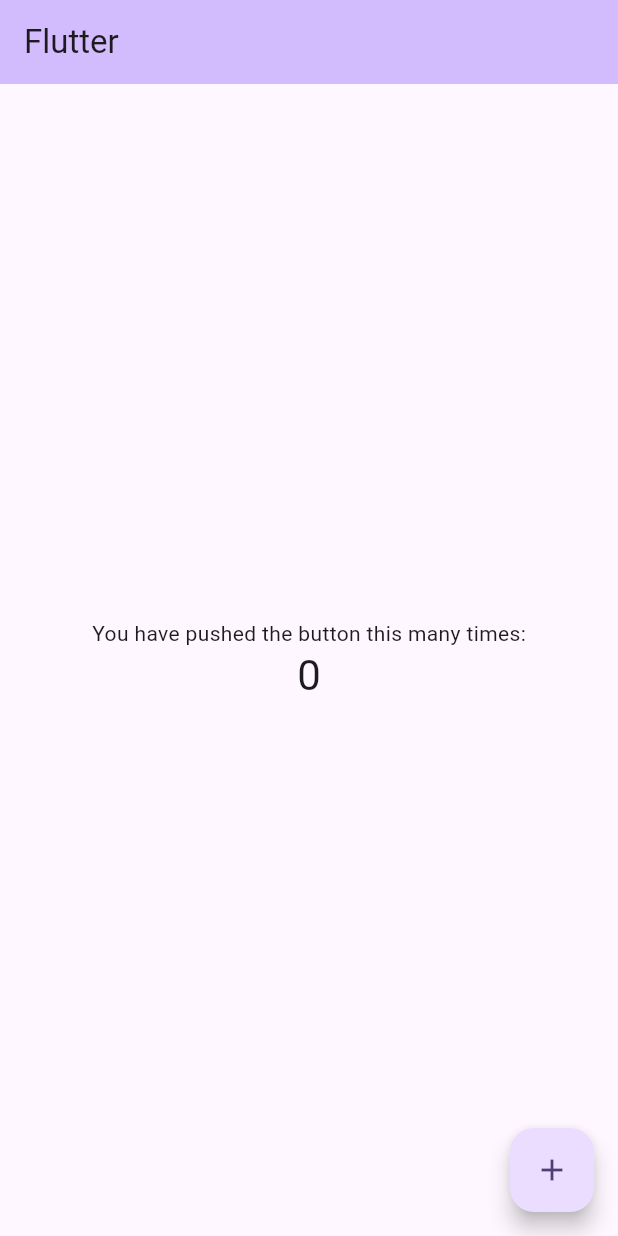
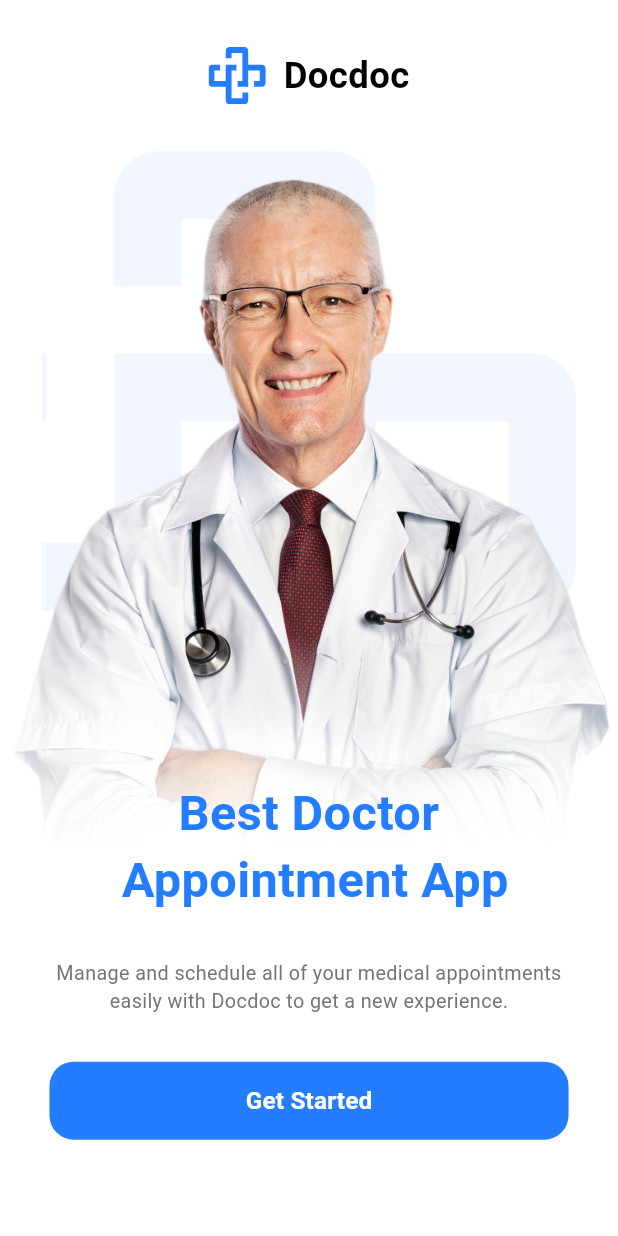
Before and after one commit to Sarahelkholy/flutter_dr, a Flutter app: the screen it shows after launch, on a phone screen of 412 x 824 dp. Run offline on Flutter 3.47's test engine with Material 3 defaults, Android fonts, the phone set to English and light mode, and no system bars; our stand-ins replace flutter_screenutil, flutter_svg.

Commit message:
-added images & svgs folders for assets - added flutter_svg & added fluter_screenutil - made a file for doc app client - added navigation extention - added routing foulder that contains router class and routes file - added colors & text styles - added empty login screen - added onboarding screen

```diff
--- /dev/null
+++ b/lib/core/helpers/extentions.dart
@@ -0,0 +1,23 @@
+import 'package:flutter/widgets.dart';
+
+extension Navigation on BuildContext {
+  Future<dynamic> pushNamed(String routeName, {Object? arguments}) {
+    return Navigator.of(this).pushNamed(routeName, arguments: arguments);
+  }
+
+  Future<dynamic> pushReplacementNamed(String routeName, {Object? arguments}) {
+    return Navigator.of(this)
+        .pushReplacementNamed(routeName, arguments: arguments);
+  }
+
+  Future<dynamic> pushNamedAndRemoveUntil(String routeName,
+      {Object? arguments, required RoutePredicate predicate}) {
+    return Navigator.of(this).pushNamedAndRemoveUntil(
+      routeName,
+      predicate,
+      arguments: arguments,
+    );
+  }
+
+  void pop() => Navigator.of(this).pop();
+}
--- /dev/null
+++ b/lib/core/routing/app_router.dart
@@ -0,0 +1,27 @@
+import 'package:dr/core/routing/routes.dart';
+import 'package:dr/features/login/ui/login_screen.dart';
+import 'package:dr/features/onboarding/onboarding_screen.dart';
+import 'package:flutter/material.dart';
+
+class AppRouter {
+  Route generateRoute(RouteSettings settings) {
+    final arguments = settings.arguments;
+    switch (settings.name) {
+      case Routes.onBoardingScreen:
+        return MaterialPageRoute(
+          builder: (_) => const OnboardingScreen(),
+        );
+      case Routes.loginScreen:
+        return MaterialPageRoute(
+          builder: (_) => const LoginScreen(),
+        );
+      default:
+        return MaterialPageRoute(
+            builder: (_) => Scaffold(
+                  body: Center(
+                    child: Text('No route defined for ${settings.name}'),
+                  ),
+                ));
+    }
+  }
+}
--- /dev/null
+++ b/lib/core/routing/routes.dart
@@ -0,0 +1,4 @@
+class Routes {
+  static const String onBoardingScreen = '/onBoardingScreen';
+  static const String loginScreen = '/loginScreen';
+}
--- /dev/null
+++ b/lib/core/theming/colors.dart
@@ -0,0 +1,6 @@
+import 'package:flutter/material.dart';
+
+class ColorsManager {
+  static const Color mainBlue = Color(0xFF247CFF);
+  static const Color grey = Color(0xFF757575);
+}
--- /dev/null
+++ b/lib/core/theming/styles.dart
@@ -0,0 +1,29 @@
+import 'package:dr/core/theming/colors.dart';
+import 'package:flutter/material.dart';
+import 'package:flutter_screenutil/flutter_screenutil.dart';
+
+class Textstyles {
+  static TextStyle font24Black700weight = TextStyle(
+    fontSize: 24.sp,
+    fontWeight: FontWeight.w700,
+    color: Colors.black,
+  );
+
+  static TextStyle font32Blue700weight = TextStyle(
+    fontSize: 32.sp,
+    fontWeight: FontWeight.w700,
+    color: ColorsManager.mainBlue,
+  );
+
+  static TextStyle font13Grey400weight = TextStyle(
+    fontSize: 13.sp,
+    fontWeight: FontWeight.w400,
+    color: ColorsManager.grey,
+  );
+
+  static TextStyle font16White600weight = TextStyle(
+    fontSize: 16.sp,
+    fontWeight: FontWeight.w600,
+    color: Colors.white,
+  );
+}
--- /dev/null
+++ b/lib/doc_app.dart
@@ -0,0 +1,27 @@
+import 'package:dr/core/routing/app_router.dart';
+import 'package:dr/core/routing/routes.dart';
+import 'package:dr/core/theming/colors.dart';
+import 'package:flutter/material.dart';
+import 'package:flutter_screenutil/flutter_screenutil.dart';
+
+class DocApp extends StatelessWidget {
+  final AppRouter appRouter;
+  const DocApp({super.key, t, required this.appRouter});
+
+  @override
+  Widget build(BuildContext context) {
+    return ScreenUtilInit(
+      designSize: const Size(375, 812),
+      minTextAdapt: true,
+      child: MaterialApp(
+        title: 'Doc App',
+        theme: ThemeData(
+            scaffoldBackgroundColor: Colors.white,
+            primaryColor: ColorsManager.mainBlue),
+        debugShowCheckedModeBanner: false,
+        initialRoute: Routes.onBoardingScreen,
+        onGenerateRoute: appRouter.generateRoute,
+      ),
+    );
+  }
+}
--- /dev/null
+++ b/lib/features/login/ui/login_screen.dart
@@ -0,0 +1,16 @@
+import 'package:flutter/material.dart';
+
+class LoginScreen extends StatelessWidget {
+  const LoginScreen({super.key});
+
+  @override
+  Widget build(BuildContext context) {
+    return Scaffold(
+      body: Center(
+        child: Text(
+          'Welcome to the login Screen',
+        ),
+      ),
+    );
+  }
+}
--- /dev/null
+++ b/lib/features/onboarding/onboarding_screen.dart
@@ -0,0 +1,43 @@
+import 'package:dr/core/theming/styles.dart';
+import 'package:dr/features/onboarding/widgets/doc_image_and_text.dart';
+import 'package:dr/features/onboarding/widgets/doc_logo_and_name.dart';
+import 'package:dr/features/onboarding/widgets/get_started_button.dart';
+import 'package:flutter/material.dart';
+import 'package:flutter_screenutil/flutter_screenutil.dart';
+
+class OnboardingScreen extends StatelessWidget {
+  const OnboardingScreen({super.key});
+
+  @override
+  Widget build(BuildContext context) {
+    return Scaffold(
+      body: SafeArea(
+          child: SingleChildScrollView(
+        child: Padding(
+          padding: EdgeInsets.only(top: 30.h, bottom: 30.h),
+          child: Column(
+            children: [
+              const DocLogoAndName(),
+              SizedBox(height: 30.h),
+              const DocImageAndText(),
+              Padding(
+                padding: EdgeInsets.symmetric(horizontal: 30.w),
+                child: Column(
+                  children: [
+                    Text(
+                      'Manage and schedule all of your medical appointments easily with Docdoc to get a new experience.',
+                      style: Textstyles.font13Grey400weight,
+                      textAlign: TextAlign.center,
+                    ),
+                    SizedBox(height: 30.h),
+                    const GetStartedButton()
+                  ],
+                ),
+              )
+            ],
+          ),
+        ),
+      )),
+    );
+  }
+}
--- /dev/null
+++ b/lib/features/onboarding/widgets/doc_image_and_text.dart
@@ -0,0 +1,41 @@
+import 'package:dr/core/theming/styles.dart';
+import 'package:flutter/material.dart';
+import 'package:flutter_svg/flutter_svg.dart';
+
+class DocImageAndText extends StatelessWidget {
+  const DocImageAndText({super.key});
+
+  @override
+  Widget build(BuildContext context) {
+    return Stack(
+      children: [
+        Center(
+            child: SvgPicture.asset('assets/svg/docdoc_logo_low_opacity.svg')),
+        Container(
+          foregroundDecoration: BoxDecoration(
+            gradient: LinearGradient(
+              begin: Alignment.bottomCenter,
+              end: Alignment.topCenter,
+              stops: const [0.14, 0.4],
+              colors: [
+                Colors.white,
+                Colors.white.withOpacity(0.0),
+              ],
+            ),
+          ),
+          child: Image.asset('assets/images/onboarding_doctor_image.png'),
+        ),
+        Positioned(
+          bottom: 30,
+          left: 0,
+          right: 0,
+          child: Text('Best Doctor\n Appointment App',
+              textAlign: TextAlign.center,
+              style: Textstyles.font32Blue700weight.copyWith(
+                height: 1.4,
+              )),
+        ),
+      ],
+    );
+  }
+}
--- /dev/null
+++ b/lib/features/onboarding/widgets/doc_logo_and_name.dart
@@ -0,0 +1,22 @@
+import 'package:dr/core/theming/styles.dart';
+import 'package:flutter/material.dart';
+import 'package:flutter_screenutil/flutter_screenutil.dart';
+import 'package:flutter_svg/flutter_svg.dart';
+
+class DocLogoAndName extends StatelessWidget {
+  const DocLogoAndName({super.key});
+
+  @override
+  Widget build(BuildContext context) {
+    return Row(
+      mainAxisAlignment: MainAxisAlignment.center,
+      children: [
+        SvgPicture.asset(
+          'assets/svg/docdoc_logo.svg',
+        ),
+        SizedBox(width: 10.w),
+        Text('Docdoc', style: Textstyles.font24Black700weight),
+      ],
+    );
+  }
+}
--- /dev/null
+++ b/lib/features/onboarding/widgets/get_started_button.dart
@@ -0,0 +1,30 @@
+import 'package:dr/core/helpers/extentions.dart';
+import 'package:dr/core/routing/routes.dart';
+import 'package:dr/core/theming/colors.dart';
+import 'package:dr/core/theming/styles.dart';
+import 'package:flutter/material.dart';
+import 'package:flutter_screenutil/flutter_screenutil.dart';
+
+class GetStartedButton extends StatelessWidget {
+  const GetStartedButton({super.key});
+
+  @override
+  Widget build(BuildContext context) {
+    return TextButton(
+      onPressed: () {
+        context.pushNamed(Routes.loginScreen);
+      },
+      style: ButtonStyle(
+        backgroundColor: WidgetStateProperty.all(ColorsManager.mainBlue),
+        tapTargetSize: MaterialTapTargetSize.shrinkWrap,
+        minimumSize: WidgetStateProperty.all(const Size(double.infinity, 52)),
+        shape: WidgetStateProperty.all(
+          RoundedRectangleBorder(
+            borderRadius: BorderRadius.circular(16.sp),
+          ),
+        ),
+      ),
+      child: Text('Get Started', style: Textstyles.font16White600weight),
+    );
+  }
+}
--- a/lib/main.dart
+++ b/lib/main.dart
@@ -1,111 +1,9 @@
+import 'package:dr/core/routing/app_router.dart';
+import 'package:dr/doc_app.dart';
 import 'package:flutter/material.dart';
 
 void main() {
-  runApp(const MyApp());
+  runApp(DocApp(
+    appRouter: AppRouter(),
+  ));
 }
-
-class MyApp extends StatelessWidget {
-  const MyApp({super.key});
-
-  // This widget is the root of your application.
-  @override
-  Widget build(BuildContext context) {
-    return MaterialApp(
-      debugShowCheckedModeBanner: false,
-      title: 'Flutter try again ',
-      theme: ThemeData(
-        colorScheme: ColorScheme.fromSeed(seedColor: Colors.deepPurple),
-        useMaterial3: true,
-      ),
-      home: const MyHomePage(title: 'Flutter'),
-    );
-  }
-}
-
-class MyHomePage extends StatefulWidget {
-  const MyHomePage({super.key, required this.title});
-
-  // This widget is the home page of your application. It is stateful, meaning
-  // that it has a State object (defined below) that contains fields that affect
-  // how it looks.
-
-  // This class is the configuration for the state. It holds the values (in this
-  // case the title) provided by the parent (in this case the App widget) and
-  // used by the build method of the State. Fields in a Widget subclass are
-  // always marked "final".
-
-  final String title;
-
-  @override
-  State<MyHomePage> createState() => _MyHomePageState();
-}
-
-class _MyHomePageState extends State<MyHomePage> {
-  int _counter = 0;
-
-  void _incrementCounter() {
-    setState(() {
-      // This call to setState tells the Flutter framework that something has
-      // changed in this State, which causes it to rerun the build method below
-      // so that the display can reflect the updated values. If we changed
-      // _counter without calling setState(), then the build method would not be
-      // called again, and so nothing would appear to happen.
-      _counter++;
-    });
-  }
-
-  @override
-  Widget build(BuildContext context) {
-    // This method is rerun every time setState is called, for instance as done
-    // by the _incrementCounter method above.
-    //
-    // The Flutter framework has been optimized to make rerunning build methods
-    // fast, so that you can just rebuild anything that needs updating rather
-    // than having to individually change instances of widgets.
-    return Scaffold(
-      appBar: AppBar(
-        // TRY THIS: Try changing the color here to a specific color (to
-        // Colors.amber, perhaps?) and trigger a hot reload to see the AppBar
-        // change color while the other colors stay the same.
-        backgroundColor: Theme.of(context).colorScheme.inversePrimary,
-        // Here we take the value from the MyHomePage object that was created by
-        // the App.build method, and use it to set our appbar title.
-        title: Text(widget.title),
-      ),
-      body: Center(
-        // Center is a layout widget. It takes a single child and positions it
-        // in the middle of the parent.
-        child: Column(
-          // Column is also a layout widget. It takes a list of children and
-          // arranges them vertically. By default, it sizes itself to fit its
-          // children horizontally, and tries to be as tall as its parent.
-          //
-          // Column has various properties to control how it sizes itself and
-          // how it positions its children. Here we use mainAxisAlignment to
-          // center the children vertically; the main axis here is the vertical
-          // axis because Columns are vertical (the cross axis would be
-          // horizontal).
-          //
-          // TRY THIS: Invoke "debug painting" (choose the "Toggle Debug Paint"
-          // action in the IDE, or press "p" in the console), to see the
-          // wireframe for each widget.
-          mainAxisAlignment: MainAxisAlignment.center,
-          children: <Widget>[
-            const Text(
-              'You have pushed the button this many times:',
-            ),
-            Text(
-              '$_counter',
-              style: Theme.of(context).textTheme.headlineMedium,
-            ),
-          ],
-        ),
-      ),
-      floatingActionButton: FloatingActionButton(
-        onPressed: _incrementCounter,
-        tooltip: 'Increment',
-        child: const Icon(Icons.add),
-      ), // This trailing comma makes auto-formatting nicer for build methods.
-    );
-  }
-}
```
Also changed, not shown: pubspec.yaml (+10 -3 lines), assets/images/onboarding_doctor_image.png (added), assets/svg/docdoc_logo.svg (added), assets/svg/docdoc_logo_low_opacity.svg (added), pubspec.lock, 1 other file.
